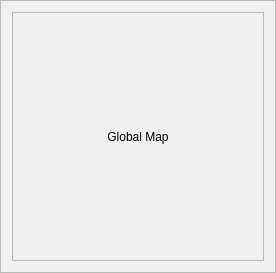
Above: aui/gui/views/sources/ui/map.ui from argenortega/AUI before the change. Below: the same form after it.
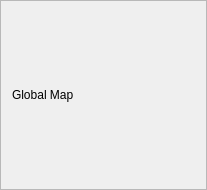
That is the form after the change. Icons and pictures are not drawn. Custom widgets are drawn as their Qt base class.

Commit message: Fixed resources error

Patch:
```diff
--- a/aui/gui/views/sources/ui/map.ui
+++ b/aui/gui/views/sources/ui/map.ui
@@ -6,13 +6,16 @@
    <rect>
     <x>0</x>
     <y>0</y>
-    <width>276</width>
-    <height>273</height>
+    <width>207</width>
+    <height>190</height>
    </rect>
   </property>
   <property name="windowTitle">
    <string>Frame</string>
   </property>
+  <property name="styleSheet">
+   <string notr="true">border-image: url(:/global/global.png);</string>
+  </property>
   <property name="frameShape">
    <enum>QFrame::StyledPanel</enum>
   </property>
@@ -21,40 +24,14 @@
   </property>
   <layout class="QHBoxLayout" name="horizontalLayout">
    <item>
-    <widget class="FocusedWidget" name="frame">
-     <property name="frameShape">
-      <enum>QFrame::StyledPanel</enum>
+    <widget class="QLabel" name="map">
+     <property name="text">
+      <string>Global Map</string>
      </property>
-     <property name="frameShadow">
-      <enum>QFrame::Raised</enum>
-     </property>
-     <layout class="QHBoxLayout" name="horizontalLayout_2">
-      <item>
-       <widget class="QLabel" name="label">
-        <property name="styleSheet">
-         <string notr="true">border-image: url(:/maps/resources/maps/0007.png);</string>
-        </property>
-        <property name="text">
-         <string>Global Map</string>
-        </property>
-        <property name="alignment">
-         <set>Qt::AlignCenter</set>
-        </property>
-       </widget>
-      </item>
-     </layout>
     </widget>
    </item>
   </layout>
  </widget>
- <customwidgets>
-  <customwidget>
-   <class>FocusedWidget</class>
-   <extends>QFrame</extends>
-   <header>aui.utilities.focusedframe</header>
-   <container>1</container>
-  </customwidget>
- </customwidgets>
  <resources/>
  <connections/>
 </ui>
```
The commit also changes 40 other files.
